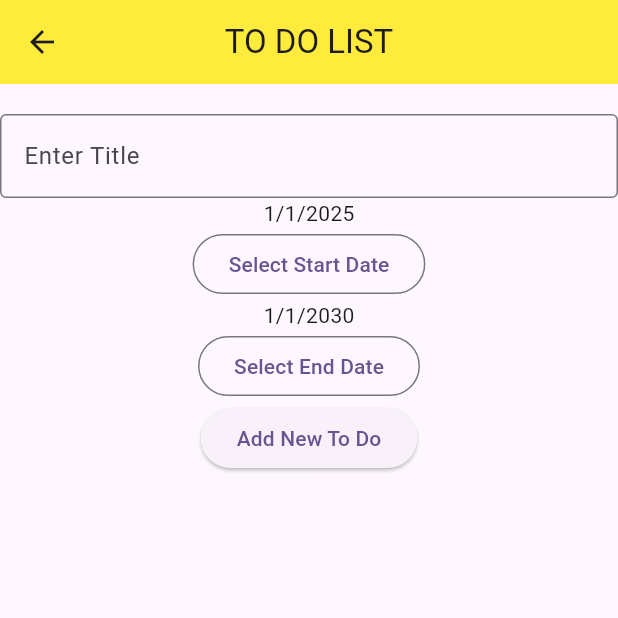
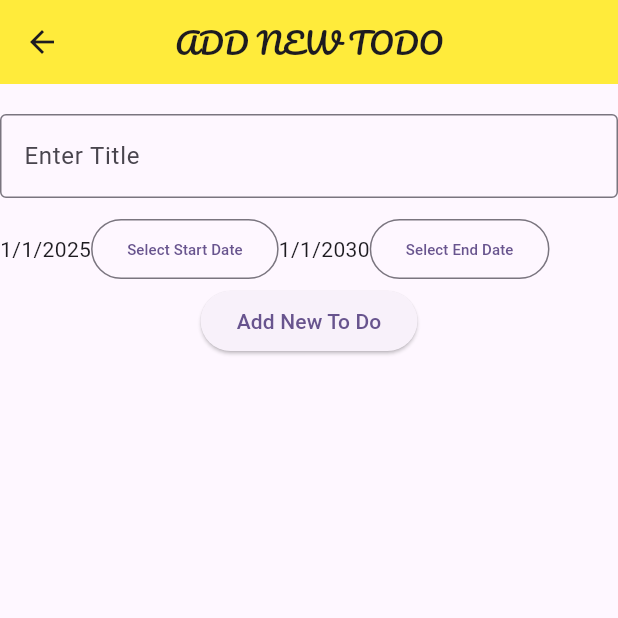
Before and after one commit to ThanhChuong1/LearningFlutter_toDoList, a Flutter app: the addtodo screen opened directly, on a phone screen of 412 x 824 dp, the top half of it. Run offline on Flutter 3.47's test engine with Material 3 defaults, Android fonts, the phone set to English and light mode, and no system bars; our stand-ins replace flutter_bloc.

Commit message:
Cap nhat giao dien listodo va khoi tao bloc

```diff
--- /dev/null
+++ b/lib/bloc/bloc.dart
@@ -0,0 +1,20 @@
+import 'package:flutter_bloc/flutter_bloc.dart';
+import 'package:todolist/bloc/event.dart';
+import 'package:todolist/bloc/state.dart';
+
+class ToDoBloc extends Bloc<ToDoEvent, ToDoState> {
+  ToDoBloc() : super(ToDoState([])) {
+    on<AddToDo>((event, emit) {
+      print(event.todo.title);
+      final updated = [...state.todos, event.todo];
+      emit(ToDoState(updated));
+    });
+
+    on<DeleteToDo>((event, emit) {
+      final todos = [...state.todos];
+      // state.todos.removeAt(event.index); //ds bi delete
+      todos.removeAt(event.index);
+      emit(ToDoState(todos));
+    });
+  }
+}
--- /dev/null
+++ b/lib/bloc/event.dart
@@ -0,0 +1,18 @@
+import 'package:todolist/domain/todo.dart';
+
+abstract class ToDoEvent {}
+
+class AddToDo extends ToDoEvent {
+  final Todo todo;
+  AddToDo(this.todo);
+}
+
+class CheckBox extends ToDoEvent {
+  final int index;
+  CheckBox(this.index);
+}
+
+class DeleteToDo extends ToDoEvent {
+  final int index;
+  DeleteToDo(this.index);
+}
--- /dev/null
+++ b/lib/bloc/state.dart
@@ -0,0 +1,6 @@
+import 'package:todolist/domain/todo.dart';
+
+class ToDoState  {
+  final List<Todo> todos;
+  ToDoState(this.todos);
+}
--- a/lib/domain/todo.dart
+++ b/lib/domain/todo.dart
@@ -1,5 +1,3 @@
-import 'dart:ffi';
-
 class Todo {
   Todo({
     required this.title,
@@ -7,8 +5,22 @@ class Todo {
     required this.endDate,
     required this.isDone,
   });
-  String title; //null-able
+  String title;
   DateTime startDate;
   DateTime endDate;
   bool isDone;
+
+  Todo copyWith({
+    String? title,
+    DateTime? startDate,
+    DateTime? endDate,
+    bool? isDone,
+  }) {
+    return Todo(
+      title: title ?? this.title,
+      startDate: startDate ?? this.startDate,
+      endDate: endDate ?? this.startDate,
+      isDone: isDone ?? this.isDone,
+    );
+  }
 }
--- a/lib/main.dart
+++ b/lib/main.dart
@@ -1,8 +1,10 @@
 import 'package:flutter/material.dart';
+import 'package:flutter_bloc/flutter_bloc.dart';
+import 'package:todolist/bloc/bloc.dart';
 import 'package:todolist/screens/home.dart';
 
 void main() {
-  runApp(const MyApp());
+  runApp(BlocProvider(create: (_) => ToDoBloc(), child: const MyApp()));
 }
 
 class MyApp extends StatelessWidget {
@@ -13,6 +15,7 @@ class MyApp extends StatelessWidget {
   @override
   Widget build(BuildContext context) {
     return MaterialApp(
+      debugShowCheckedModeBanner: false,
       title: 'To Do App',
       theme: ThemeData(
         // This is the theme of your application.
--- a/lib/screens/addtodo.dart
+++ b/lib/screens/addtodo.dart
@@ -1,6 +1,10 @@
 import 'dart:math';
 
 import 'package:flutter/material.dart';
+import 'package:flutter_bloc/flutter_bloc.dart';
+import 'package:todolist/bloc/bloc.dart';
+import 'package:todolist/bloc/event.dart';
+import 'package:todolist/bloc/state.dart';
 import 'package:todolist/domain/todo.dart';
 
 class addtodo extends StatefulWidget {
@@ -14,7 +18,6 @@ class _addtodoState extends State<addtodo> {
   final TextEditingController _controller = TextEditingController();
   DateTime? startDate = DateTime(2025);
   DateTime? endDate = DateTime(2030);
-  final List<Todo> _listToDo = [];
 
   Future<void> selectedDate({required bool isStart}) async {
     final DateTime? pickedDate = await showDatePicker(
@@ -38,21 +41,28 @@ class _addtodoState extends State<addtodo> {
 
   void addTodo(Todo todo) {
     String text = _controller.text;
-    setState(() {
-      _listToDo.add(todo);
-    });
+    bloc?.add(AddToDo(todo));
   }
+
+  ToDoBloc? get bloc => BlocProvider.of(context);
 
   @override
   Widget build(BuildContext context) {
-    return (SafeArea(
+    return SafeArea(
       child: Scaffold(
         appBar: AppBar(
-          title: Text("TO DO LIST"),
+          title: Text(
+            "ADD NEW TODO",
+            style: TextStyle(fontSize: 20, fontFamily: 'Pacifico'),
+          ),
           centerTitle: true,
           backgroundColor: Colors.yellow,
         ),
-        body: Center(
+        body: BlocConsumer<ToDoBloc, ToDoState>(
+          listener: _blocListener,
+          builder: (context, state) {
+            final List todos = state.todos;
+            return Center(
               child: Column(
                 children: [
                   SizedBox(height: 20),
@@ -60,11 +70,15 @@ class _addtodoState extends State<addtodo> {
                     controller: _controller,
                     decoration: InputDecoration(
                       // dùng để tùy chỉnh ô input
-                  border: OutlineInputBorder(), // dùng để vẽ viền cho ô input
+                      border:
+                          OutlineInputBorder(), // dùng để vẽ viền cho ô input
                       hintText: 'Enter Title',
                       // labelText: 'ádasdsad',
                     ),
                   ),
+                  SizedBox(height: 10),
+                  Row(
+                    children: [
                       Text(
                         startDate != null
                             ? '${startDate!.day}/${startDate!.month}/${startDate!.year}'
@@ -74,7 +88,10 @@ class _addtodoState extends State<addtodo> {
                         onPressed: () {
                           selectedDate(isStart: true);
                         },
-                child: const Text('Select Start Date'),
+                        child: const Text(
+                          'Select Start Date',
+                          style: TextStyle(fontSize: 10),
+                        ),
                       ),
                       Text(
                         endDate != null
@@ -85,7 +102,12 @@ class _addtodoState extends State<addtodo> {
                         onPressed: () {
                           selectedDate(isStart: false);
                         },
-                child: const Text('Select End Date'),
+                        child: const Text(
+                          'Select End Date',
+                          style: TextStyle(fontSize: 10),
+                        ),
+                      ),
+                    ],
                   ),
 
                   ElevatedButton(
@@ -99,49 +121,18 @@ class _addtodoState extends State<addtodo> {
                           isDone: false,
                         ),
                       );
+                      Navigator.pop(context);
                     },
                     child: Text('Add New To Do'),
                   ),
-
-              Expanded(
-                child: ListView.builder(
-                  itemCount: _listToDo.length,
-                  itemBuilder: (context, index) {
-                    final todo = _listToDo[index];
-                    return ListTile(
-                      leading: Checkbox(
-                        value: todo.isDone ?? false,
-                        onChanged: (bool? value) {
-                          setState(() {
-                            todo.isDone = value ?? false;
-                          });
-                        },
-                      ),
-                      title: Text(
-                        todo.title,
-                        style: TextStyle(
-                          decoration: todo.isDone
-                              ? TextDecoration.lineThrough
-                              : null,
-                          color: todo.isDone ? Colors.grey : Colors.black,
-                        ),
-                      ),
-                      trailing: IconButton(
-                        icon: Icon(Icons.delete, color: Colors.red),
-                        onPressed: () {
-                          setState(() {
-                            _listToDo.removeAt(index);
-                          });
-                        },
+                ],
               ),
             );
           },
         ),
       ),
-            ],
-          ),
-        ),
-      ),
-    ));
+    );
   }
 }
+
+void _blocListener(BuildContext context, ToDoState state) {}
--- a/lib/screens/home.dart
+++ b/lib/screens/home.dart
@@ -1,5 +1,8 @@
 import 'package:flutter/material.dart';
+import 'package:flutter_bloc/flutter_bloc.dart';
+import 'package:todolist/bloc/bloc.dart';
 import 'package:todolist/screens/addtodo.dart';
+import 'package:todolist/screens/listtodo.dart';
 
 class Home extends StatelessWidget {
   const Home({super.key});
@@ -20,12 +23,11 @@ class Home extends StatelessWidget {
                   style: TextStyle(fontSize: 20, fontFamily: 'Pacifico'),
                 ),
 
-
                 ElevatedButton(
                   onPressed: () {
                     Navigator.push(
                       context,
-                      MaterialPageRoute(builder: (context) => addtodo()),
+                      MaterialPageRoute(builder: (context) => ListToDo()),
                     );
                   },
                   child: Text("Start"),
```
Also changed, not shown: lib/screens/listtodo.dart (+88 -1 lines). Lines whose indentation alone changed are shown as unchanged.
